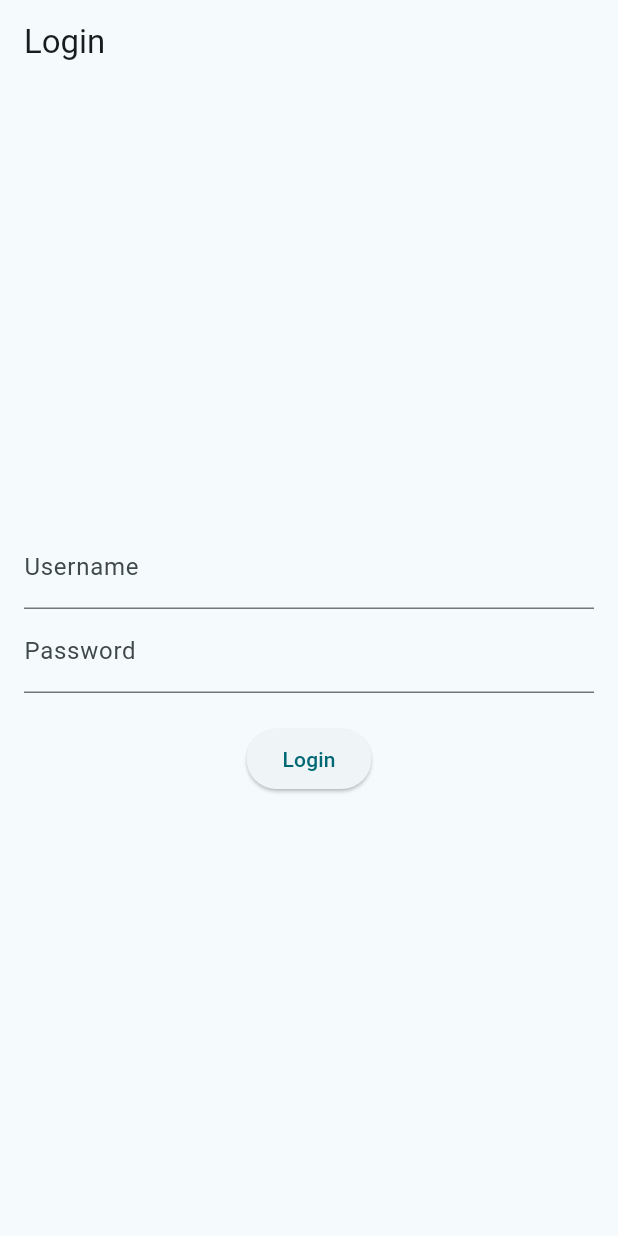
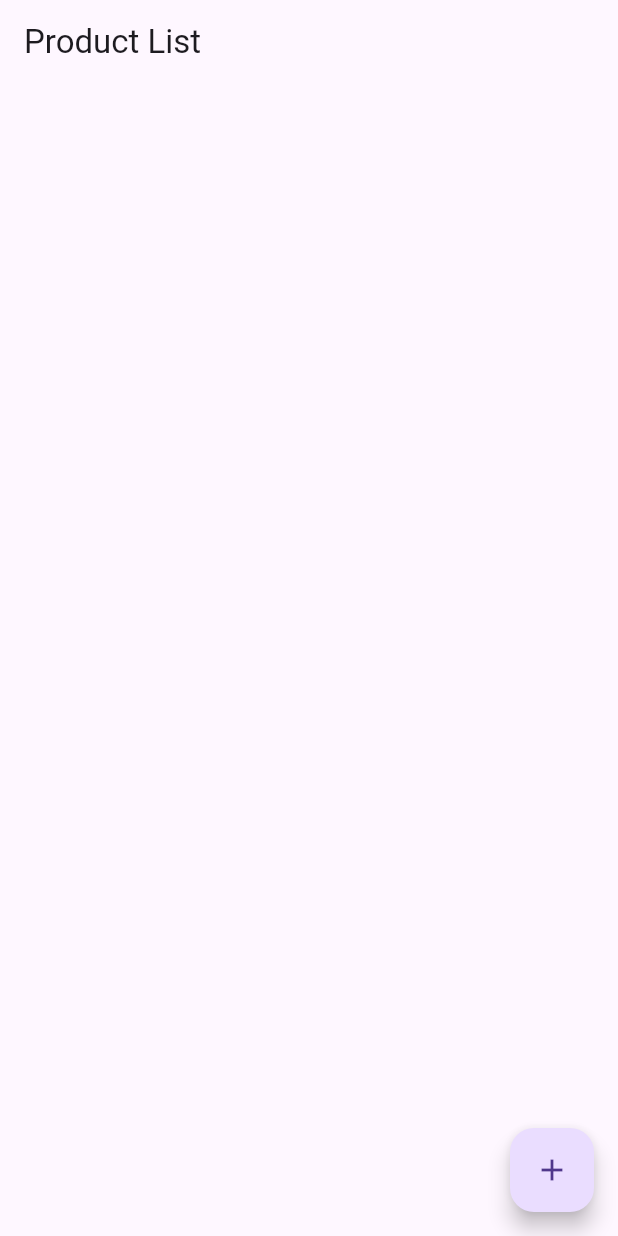
Before and after one commit to Felifet/flutter_tcc_app, a Flutter app: the screen it shows after launch, on a phone screen of 412 x 824 dp. Run offline on Flutter 3.47's test engine with Material 3 defaults, Android fonts, the phone set to English and light mode, and no system bars; our stand-ins replace sqflite; accounts and stored records are empty.

Commit message:
add_products
adição das funções de cadastro e inclusão de produtos.

```diff
--- a/lib/main.dart
+++ b/lib/main.dart
@@ -1,6 +1,6 @@
 import 'package:flutter/material.dart';
-import 'src/screens/login_screen.dart';
-import 'src/screens/menu_screen.dart';
+import 'src/screens/product_list_screen.dart';
+import 'src/screens/add_product_screen.dart';
 
 void main() {
   runApp(const MyApp());
@@ -12,16 +12,14 @@ class MyApp extends StatelessWidget {
   @override
   Widget build(BuildContext context) {
     return MaterialApp(
-      title: 'App TCC',
+      title: 'TCC App',
       theme: ThemeData(
-        colorScheme: ColorScheme.fromSeed(
-            seedColor: const Color.fromARGB(255, 24, 174, 194)),
-        useMaterial3: true,
+        primarySwatch: Colors.deepPurple,
       ),
-      initialRoute: '/login',
+      initialRoute: '/',
       routes: {
-        '/login': (context) => const LoginScreen(),
-        '/menu': (context) => const MenuScreen(),
+        '/': (context) => const ProductListScreen(),
+        '/add_product': (context) => const AddProductScreen(),
       },
     );
   }
--- /dev/null
+++ b/lib/src/models/product.dart
@@ -0,0 +1,51 @@
+class Product {
+  int? id;
+  String tipo;
+  String nomeComercial;
+  String principioAtivo;
+  String? classificacaoToxicologica;
+  String? formulacao;
+  double? dosagemComercial;
+  int intervaloDeSeguranca;
+  int? vigencia;
+
+  Product({
+    this.id,
+    required this.tipo,
+    required this.nomeComercial,
+    required this.principioAtivo,
+    this.classificacaoToxicologica,
+    this.formulacao,
+    this.dosagemComercial,
+    required this.intervaloDeSeguranca,
+    this.vigencia,
+  });
+
+  Map<String, dynamic> toMap() {
+    return {
+      'id': id,
+      'tipo': tipo,
+      'nomeComercial': nomeComercial,
+      'principioAtivo': principioAtivo,
+      'classificacaoToxicologica': classificacaoToxicologica,
+      'formulacao': formulacao,
+      'dosagemComercial': dosagemComercial,
+      'intervaloDeSeguranca': intervaloDeSeguranca,
+      'vigencia': vigencia,
+    };
+  }
+
+  factory Product.fromMap(Map<String, dynamic> map) {
+    return Product(
+      id: map['id'],
+      tipo: map['tipo'],
+      nomeComercial: map['nomeComercial'],
+      principioAtivo: map['principioAtivo'],
+      classificacaoToxicologica: map['classificacaoToxicologica'],
+      formulacao: map['formulacao'],
+      dosagemComercial: map['dosagemComercial'],
+      intervaloDeSeguranca: map['intervaloDeSeguranca'],
+      vigencia: map['vigencia'],
+    );
+  }
+}
--- /dev/null
+++ b/lib/src/screens/product_list_screen.dart
@@ -0,0 +1,60 @@
+import 'package:flutter/material.dart';
+import 'package:flutter_tcc_app/src/models/product.dart';
+import '../services/db_helper.dart';
+
+class ProductListScreen extends StatefulWidget {
+  const ProductListScreen({super.key});
+
+  @override
+  _ProductListScreenState createState() => _ProductListScreenState();
+}
+
+class _ProductListScreenState extends State<ProductListScreen> {
+  List<Product> _products = [];
+
+  @override
+  void initState() {
+    super.initState();
+    _loadProducts();
+  }
+
+  void _loadProducts() async {
+    final data = await DBHelper().getProducts();
+    setState(() {
+      _products = data.map((item) => Product.fromMap(item)).toList();
+    });
+  }
+
+  void _deleteProduct(int id) async {
+    await DBHelper().deleteProduct(id);
+    _loadProducts();
+  }
+
+  @override
+  Widget build(BuildContext context) {
+    return Scaffold(
+      appBar: AppBar(title: const Text('Product List')),
+      body: ListView.builder(
+        itemCount: _products.length,
+        itemBuilder: (context, index) {
+          final product = _products[index];
+          return ListTile(
+            title: Text(product.nomeComercial),
+            subtitle: Text(product.principioAtivo),
+            trailing: IconButton(
+              icon: const Icon(Icons.delete),
+              onPressed: () => _deleteProduct(product.id!),
+            ),
+          );
+        },
+      ),
+      floatingActionButton: FloatingActionButton(
+        onPressed: () {
+          Navigator.pushNamed(context, '/add_product')
+              .then((_) => _loadProducts());
+        },
+        child: const Icon(Icons.add),
+      ),
+    );
+  }
+}
--- a/pubspec.yaml
+++ b/pubspec.yaml
@@ -12,7 +12,10 @@ dependencies:
     sdk: flutter
 
   cupertino_icons: ^1.0.8
+  path: ^1.9.0
+  path_provider: ^2.1.4
   sqflite: ^2.3.3+1
+
 
 dev_dependencies:
   flutter_test:
```
Also changed, not shown: lib/src/screens/add_product_screen.dart (added, +117 -0 lines), lib/src/services/db_helper.dart (added, +59 -0 lines), pubspec.lock.
